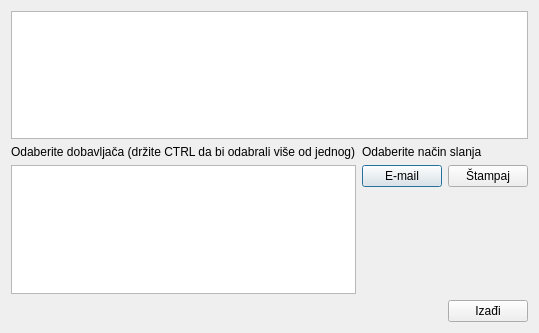
The window that slanjenarudzbeniceb1.ui (zivke/nabavke) describes before a commit, drawn with Qt 5.
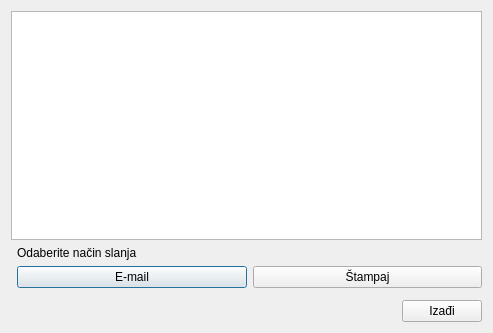
The same window after the commit.

```diff
--- a/slanjenarudzbeniceb1.ui
+++ b/slanjenarudzbeniceb1.ui
@@ -18,18 +18,7 @@
     <widget class="QTreeView" name="tvStavke"/>
    </item>
    <item row="1" column="0" rowspan="2">
-    <layout class="QVBoxLayout" name="verticalLayout_2">
-     <item>
-      <widget class="QLabel" name="label">
-       <property name="text">
-        <string>Odaberite dobavljača (držite CTRL da bi odabrali više od jednog)</string>
-       </property>
-      </widget>
-     </item>
-     <item>
-      <widget class="QListView" name="listView"/>
-     </item>
-    </layout>
+    <layout class="QVBoxLayout" name="verticalLayout_2"/>
    </item>
    <item row="1" column="1">
     <layout class="QGridLayout" name="gridLayout">
@@ -56,19 +45,6 @@
      </item>
     </layout>
    </item>
-   <item row="2" column="1">
-    <spacer name="verticalSpacer">
-     <property name="orientation">
-      <enum>Qt::Vertical</enum>
-     </property>
-     <property name="sizeHint" stdset="0">
-      <size>
-       <width>20</width>
-       <height>97</height>
-      </size>
-     </property>
-    </spacer>
-   </item>
    <item row="3" column="1">
     <layout class="QHBoxLayout" name="horizontalLayout_3">
      <item>
```
Left out of the diff: 13 changed lines with no effect on the pictures.
